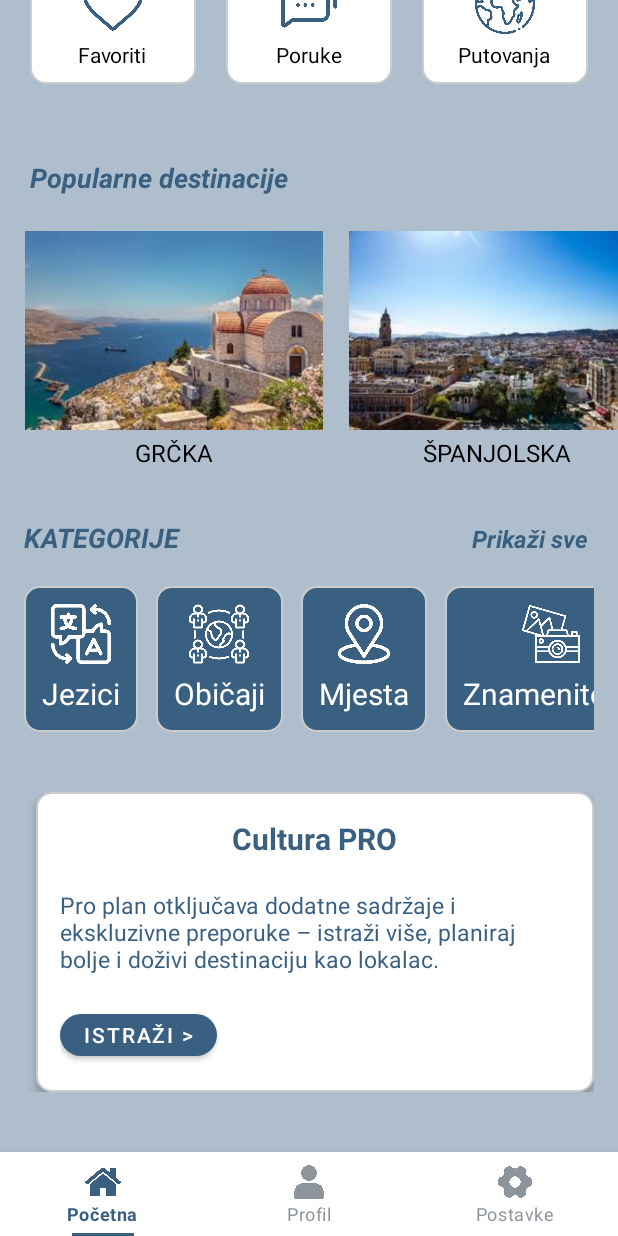
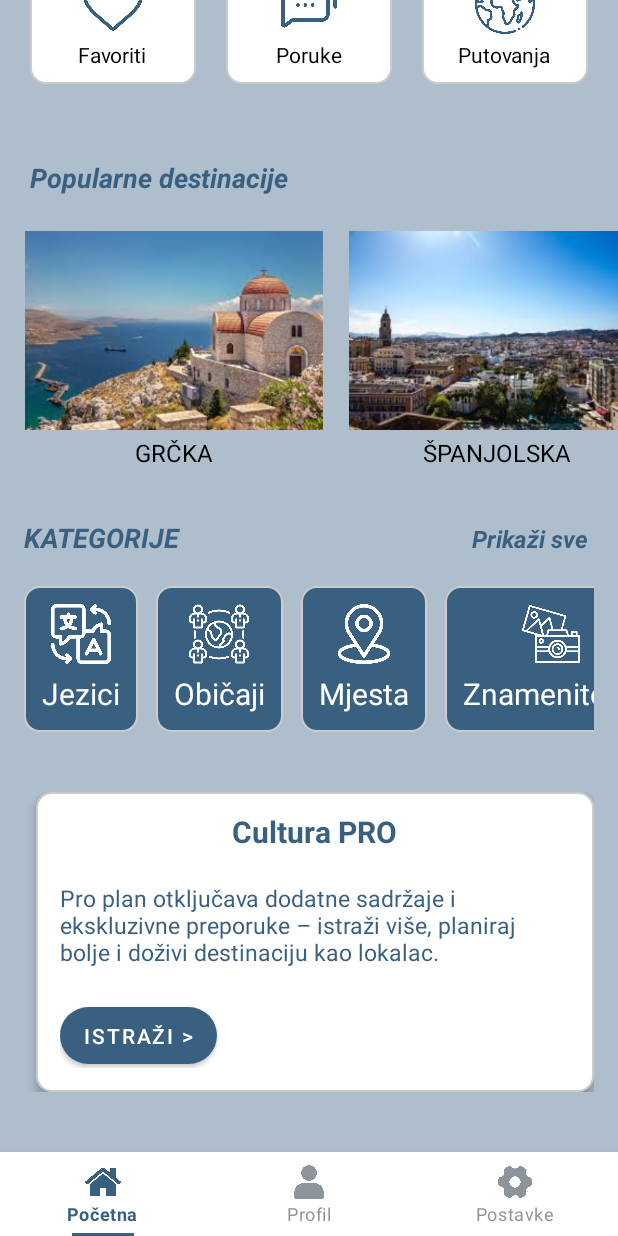
Before and after one commit to Pana34/UPI, an Android app built with Jetpack Compose: the GlavnaStranica screen opened directly, with no data from a screen before it, scrolled down 230 dp, on a phone screen of 412 x 824 dp. Run offline under Robolectric (Android 15) with nearby library versions, the phone set to English and light mode, and no system bars.

Commit message:
Glavna stranica-kategorije i ispravak gumba

```diff
--- a/app/src/main/res/layout/activity_glavna_stranica.xml
+++ b/app/src/main/res/layout/activity_glavna_stranica.xml
@@ -500,7 +500,7 @@
 
                 <com.google.android.material.button.MaterialButton
                     android:layout_width="wrap_content"
-                    android:layout_height="40dp"
+                    android:layout_height="50dp"
                     android:text="ISTRAŽI >"
                     app:cornerRadius="30dp"
                     android:layout_gravity="start"
```
